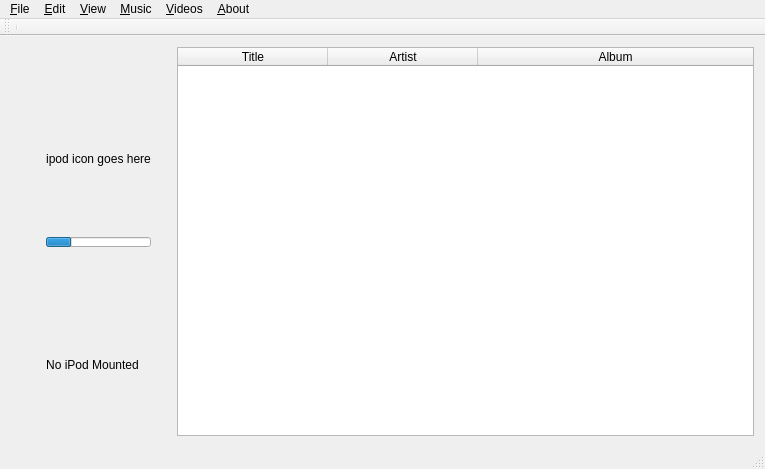
abnd90/Qpod, file mainwindow.ui: the form before one commit.
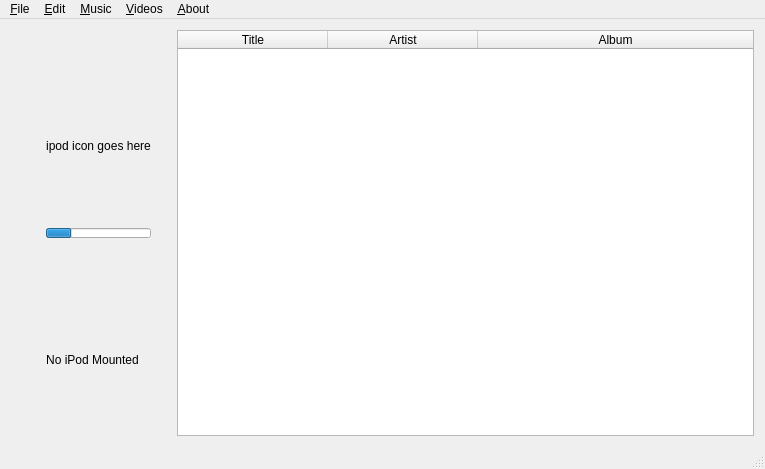
The form after the commit. Icons and pictures are not drawn.

```diff
--- a/mainwindow.ui
+++ b/mainwindow.ui
@@ -305,30 +305,12 @@
     <addaction name="actionAdd_File"/>
     <addaction name="actionAdd_Folder"/>
    </widget>
-   <widget class="QMenu" name="menu_View">
-    <property name="title">
-     <string>&amp;View</string>
-    </property>
-    <addaction name="actionAlbum_View"/>
-    <addaction name="actionArtist_View"/>
-    <addaction name="actionList_View"/>
-   </widget>
    <addaction name="menu_File"/>
    <addaction name="menu_Edit"/>
-   <addaction name="menu_View"/>
    <addaction name="menu_Music"/>
    <addaction name="menuMovies"/>
    <addaction name="menu_About"/>
   </widget>
-  <widget class="QToolBar" name="mainToolBar">
-   <attribute name="toolBarArea">
-    <enum>TopToolBarArea</enum>
-   </attribute>
-   <attribute name="toolBarBreak">
-    <bool>false</bool>
-   </attribute>
-   <addaction name="separator"/>
-  </widget>
   <widget class="QStatusBar" name="statusBar"/>
   <action name="action_Quit">
    <property name="text">
```
Left out of the diff: 12 changed lines with no effect on the pictures.
